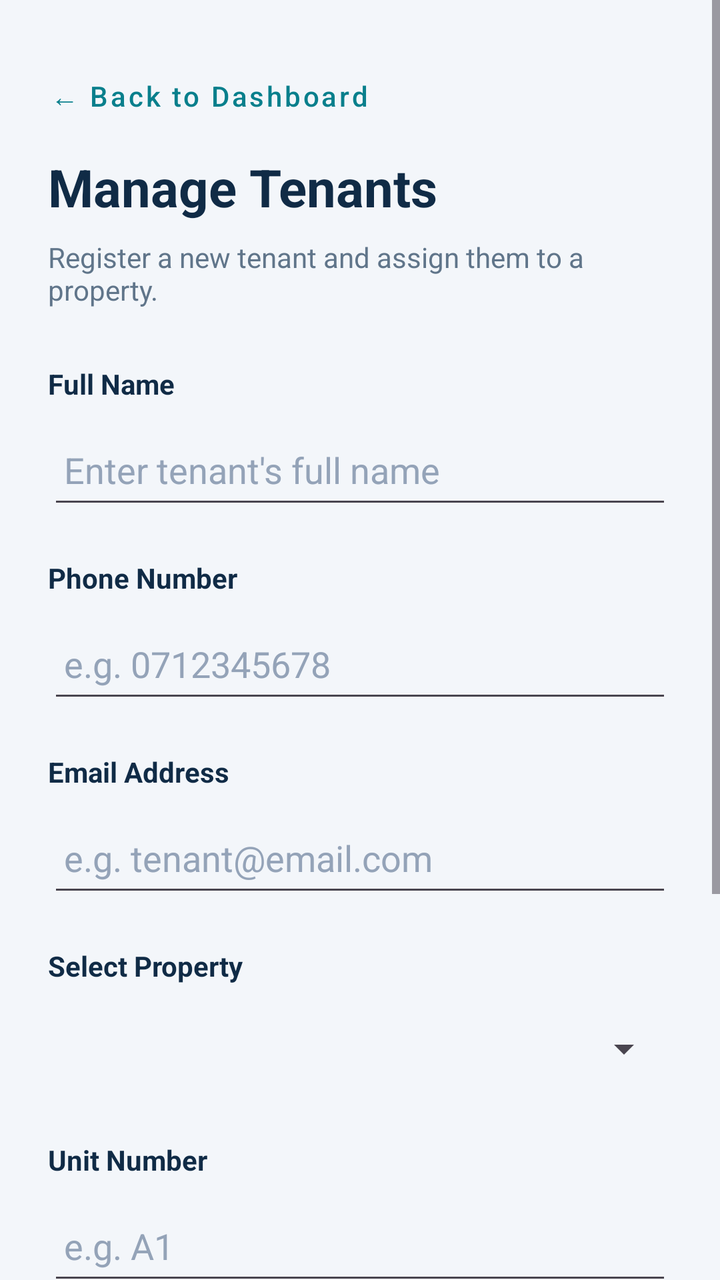
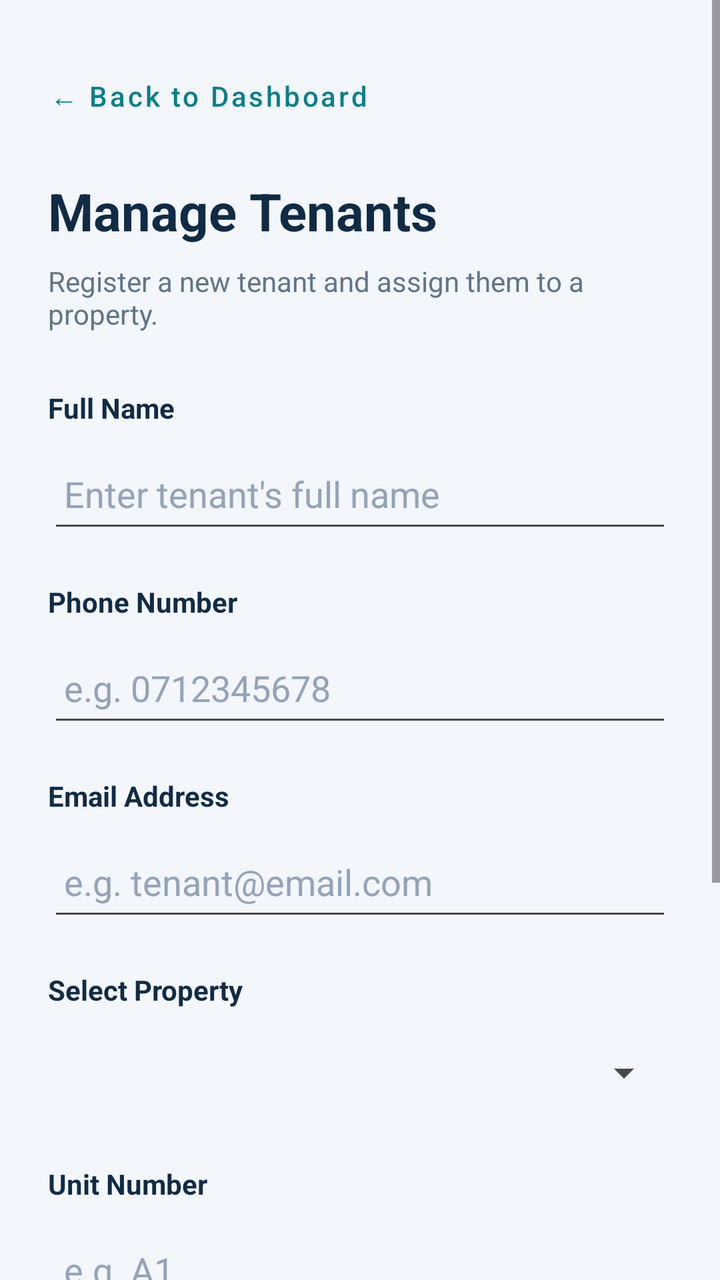

Before-and-after screenshots of an Android layout around one commit, followed by the original layout XML and the change that was made.
<!-- AndroidManifest.xml: application theme Theme.RentManagementSystem -->
<!-- res/layout/activity_manage_tenants.xml -->
<?xml version="1.0" encoding="utf-8"?>
<ScrollView xmlns:android="http://schemas.android.com/apk/res/android"
    android:layout_width="match_parent"
    android:layout_height="match_parent"
    android:background="#F3F6FA"
    android:fillViewport="true">

    <LinearLayout
        android:layout_width="match_parent"
        android:layout_height="wrap_content"
        android:orientation="vertical"
        android:padding="24dp">

        <Button
            android:id="@+id/btnBack"
            style="@style/Widget.MaterialComponents.Button.TextButton"
            android:layout_width="wrap_content"
            android:layout_height="wrap_content"
            android:layout_marginStart="-8dp"
            android:text="← Back to Dashboard"
            android:textAllCaps="false"
            android:textColor="#087F8C"
            android:textSize="14sp" />

        <TextView
            android:layout_width="match_parent"
            android:layout_height="wrap_content"
            android:layout_marginTop="4dp"
            android:text="Manage Tenants"
            android:textColor="#102B46"
            android:textSize="26sp"
            android:textStyle="bold" />

        <TextView
            android:layout_width="match_parent"
            android:layout_height="wrap_content"
            android:layout_marginTop="8dp"
            android:text="Register a new tenant and assign them to a property."
            android:textColor="#60758A"
            android:textSize="14sp" />

        
        <TextView
            android:layout_width="match_parent"
            android:layout_height="wrap_content"
            android:layout_marginTop="28dp"
            android:text="Full Name"
            android:textColor="#102B46"
            android:textSize="14sp"
            android:textStyle="bold" />

        <EditText
            android:id="@+id/etTenantName"
            android:layout_width="match_parent"
            android:layout_height="wrap_content"
            android:layout_marginTop="6dp"
            android:hint="Enter tenant's full name"
            android:inputType="textCapWords"
            android:minHeight="52dp"
            android:paddingStart="8dp"
            android:paddingEnd="8dp"
            android:singleLine="true"
            android:textColor="#102B46"
            android:textColorHint="#94A3B8" />

        
        <TextView
            android:layout_width="match_parent"
            android:layout_height="wrap_content"
            android:layout_marginTop="20dp"
            android:text="Phone Number"
            android:textColor="#102B46"
            android:textSize="14sp"
            android:textStyle="bold" />

        <EditText
            android:id="@+id/etTenantPhone"
            android:layout_width="match_parent"
            android:layout_height="wrap_content"
            android:layout_marginTop="6dp"
            android:hint="e.g. 0712345678"
            android:inputType="phone"
            android:minHeight="52dp"
            android:paddingStart="8dp"
            android:paddingEnd="8dp"
            android:singleLine="true"
            android:textColor="#102B46"
            android:textColorHint="#94A3B8" />

        
        <TextView
            android:layout_width="match_parent"
            android:layout_height="wrap_content"
            android:layout_marginTop="20dp"
            android:text="Email Address"
            android:textColor="#102B46"
            android:textSize="14sp"
            android:textStyle="bold" />

        <EditText
            android:id="@+id/etTenantEmail"
            android:layout_width="match_parent"
            android:layout_height="wrap_content"
            android:layout_marginTop="6dp"
            android:hint="e.g. tenant@email.com"
            android:inputType="textEmailAddress"
            android:minHeight="52dp"
            android:paddingStart="8dp"
            android:paddingEnd="8dp"
            android:singleLine="true"
            android:textColor="#102B46"
            android:textColorHint="#94A3B8" />

        
        <TextView
            android:layout_width="match_parent"
            android:layout_height="wrap_content"
            android:layout_marginTop="20dp"
            android:text="Select Property"
            android:textColor="#102B46"
            android:textSize="14sp"
            android:textStyle="bold" />

        <Spinner
            android:id="@+id/spTenantProperty"
            android:layout_width="match_parent"
            android:layout_height="52dp"
            android:layout_marginTop="6dp" />

        
        <TextView
            android:layout_width="match_parent"
            android:layout_height="wrap_content"
            android:layout_marginTop="20dp"
            android:text="Unit Number"
            android:textColor="#102B46"
            android:textSize="14sp"
            android:textStyle="bold" />

        <EditText
            android:id="@+id/etTenantUnit"
            android:layout_width="match_parent"
            android:layout_height="wrap_content"
            android:layout_marginTop="6dp"
            android:hint="e.g. A1"
            android:inputType="textCapCharacters"
            android:minHeight="52dp"
            android:paddingStart="8dp"
            android:paddingEnd="8dp"
            android:singleLine="true"
            android:textColor="#102B46"
            android:textColorHint="#94A3B8" />

        
        <TextView
            android:layout_width="match_parent"
            android:layout_height="wrap_content"
            android:layout_marginTop="20dp"
            android:text="Monthly Rent (KSh)"
            android:textColor="#102B46"
            android:textSize="14sp"
            android:textStyle="bold" />

        <EditText
            android:id="@+id/etTenantRent"
            android:layout_width="match_parent"
            android:layout_height="wrap_content"
            android:layout_marginTop="6dp"
            android:hint="e.g. 15000"
            android:inputType="numberDecimal"
            android:minHeight="52dp"
            android:paddingStart="8dp"
            android:paddingEnd="8dp"
            android:singleLine="true"
            android:textColor="#102B46"
            android:textColorHint="#94A3B8" />

        
        <Button
            android:id="@+id/btnSaveTenant"
            android:layout_width="match_parent"
            android:layout_height="52dp"
            android:layout_marginTop="32dp"
            android:backgroundTint="#087F8C"
            android:text="Save Tenant"
            android:textAllCaps="false"
            android:textColor="#FFFFFF"
            android:textSize="16sp" />

        
        <Button
            android:id="@+id/btnViewTenants"
            android:layout_width="match_parent"
            android:layout_height="52dp"
            android:layout_marginTop="12dp"
            android:backgroundTint="#087F8C"
            android:text="View All Tenants"
            android:textAllCaps="false"
            android:textColor="#FFFFFF"
            android:textSize="16sp" />

    </LinearLayout>

</ScrollView>
<!-- resources referenced by this layout -->
<resources>
  <style name="Theme.RentManagementSystem" parent="Base.Theme.RentManagementSystem" />
  <style name="Base.Theme.RentManagementSystem" parent="Theme.Material3.DayNight.NoActionBar">
          
          
      </style>
</resources>

<!-- the commit's change to res/layout/activity_manage_tenants.xml (unified diff, before → after) -->
@@ -1,5 +1,6 @@
 <?xml version="1.0" encoding="utf-8"?>
 <ScrollView xmlns:android="http://schemas.android.com/apk/res/android"
+    xmlns:app="http://schemas.android.com/apk/res-auto"
     android:layout_width="match_parent"
     android:layout_height="match_parent"
     android:background="#F3F6FA"
@@ -16,7 +17,13 @@
             style="@style/Widget.MaterialComponents.Button.TextButton"
             android:layout_width="wrap_content"
             android:layout_height="wrap_content"
-            android:layout_marginStart="-8dp"
+            android:layout_gravity="start"
+            android:layout_marginTop="0dp"
+            android:backgroundTint="@android:color/transparent"
+            android:insetLeft="0dp"
+            android:insetRight="0dp"
+            android:paddingStart="0dp"
+            android:paddingEnd="0dp"
             android:text="← Back to Dashboard"
             android:textAllCaps="false"
             android:textColor="#087F8C"
@@ -25,7 +32,7 @@
         <TextView
             android:layout_width="match_parent"
             android:layout_height="wrap_content"
-            android:layout_marginTop="4dp"
+            android:layout_marginTop="16dp"
             android:text="Manage Tenants"
             android:textColor="#102B46"
             android:textSize="26sp"
